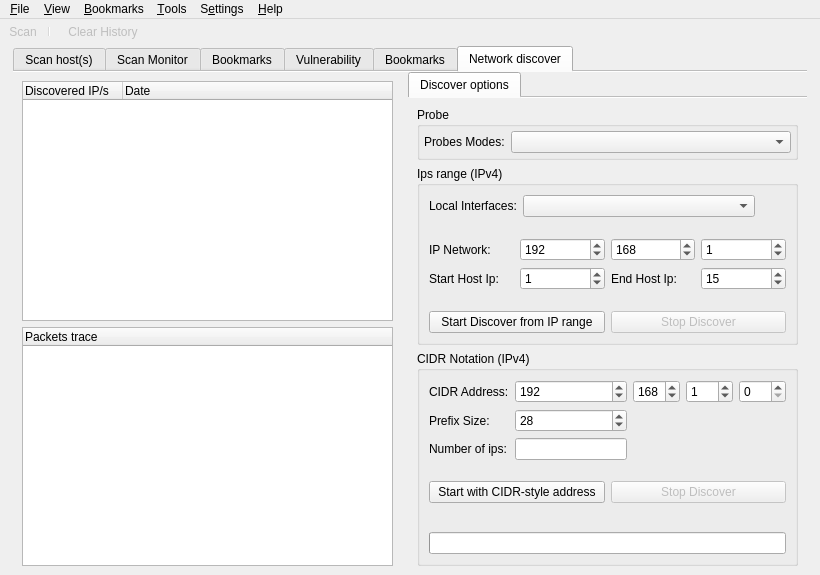
Old version of the form src/app/ui/mainwindow.ui in the repository nmapsi4/nmapsi4.
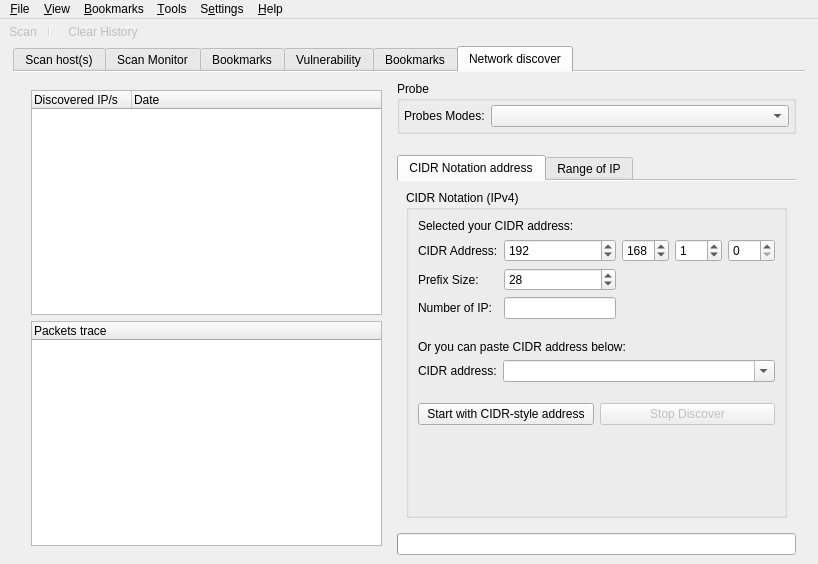
New version of the form. The open tabs and pages were chosen to show the change. Icons and pictures are not drawn.

Commit message:
discover: add lineEdit for paste CIDR notation address.
Splitted discover "tabOptions" on two new tab.

The edit to the form file:
```diff
--- a/src/app/ui/mainwindow.ui
+++ b/src/app/ui/mainwindow.ui
@@ -10,8 +10,8 @@
    <rect>
     <x>0</x>
     <y>0</y>
-    <width>820</width>
-    <height>575</height>
+    <width>818</width>
+    <height>564</height>
    </rect>
   </property>
   <property name="sizePolicy">
@@ -1374,9 +1374,6 @@
         <string>Network discover</string>
        </attribute>
        <layout class="QHBoxLayout" name="horizontalLayout_8">
-        <property name="margin">
-         <number>0</number>
-        </property>
         <item>
          <widget class="QFrame" name="frameDiscoverTree">
           <property name="frameShape">
@@ -1428,25 +1425,20 @@
          </widget>
         </item>
         <item>
-         <widget class="QTabWidget" name="tabRightDiscover">
-          <property name="styleSheet">
-           <string notr="true"/>
+         <widget class="QFrame" name="frameDiscoverOptions">
+          <property name="frameShape">
+           <enum>QFrame::NoFrame</enum>
           </property>
-          <property name="currentIndex">
+          <property name="frameShadow">
+           <enum>QFrame::Plain</enum>
+          </property>
+          <property name="lineWidth">
            <number>0</number>
           </property>
-          <property name="documentMode">
-           <bool>true</bool>
-          </property>
-          <widget class="QWidget" name="intervallScan">
-           <attribute name="icon">
-            <iconset resource="../../../mainwin.qrc">
-             <normaloff>:/images/images/network_local.png</normaloff>:/images/images/network_local.png</iconset>
-           </attribute>
-           <attribute name="title">
-            <string>Discover options</string>
-           </attribute>
-           <layout class="QVBoxLayout" name="verticalLayout_11">
+          <layout class="QVBoxLayout" name="verticalLayout_13">
+           <property name="margin">
+            <number>0</number>
+           </property>
             <item>
              <widget class="QGroupBox" name="groupBox_2">
               <property name="title">
@@ -1490,6 +1482,262 @@
              </widget>
             </item>
             <item>
+            <spacer name="verticalSpacer_7">
+             <property name="orientation">
+              <enum>Qt::Vertical</enum>
+             </property>
+             <property name="sizeType">
+              <enum>QSizePolicy::Fixed</enum>
+             </property>
+             <property name="sizeHint" stdset="0">
+              <size>
+               <width>20</width>
+               <height>15</height>
+              </size>
+             </property>
+            </spacer>
+           </item>
+           <item>
+            <widget class="QTabWidget" name="tabRightDiscover">
+             <property name="styleSheet">
+              <string notr="true"/>
+             </property>
+             <property name="currentIndex">
+              <number>0</number>
+             </property>
+             <property name="documentMode">
+              <bool>true</bool>
+             </property>
+             <widget class="QWidget" name="tab_2">
+              <attribute name="icon">
+               <iconset resource="../../../mainwin.qrc">
+                <normaloff>:/images/images/network_local.png</normaloff>:/images/images/network_local.png</iconset>
+              </attribute>
+              <attribute name="title">
+               <string>CIDR Notation address</string>
+              </attribute>
+              <layout class="QVBoxLayout" name="verticalLayout_16">
+               <item>
+                <widget class="QGroupBox" name="groupBox_3">
+                 <property name="title">
+                  <string>CIDR Notation (IPv4)</string>
+                 </property>
+                 <layout class="QVBoxLayout" name="verticalLayout_12">
+                  <item>
+                   <widget class="QLabel" name="label_10">
+                    <property name="text">
+                     <string>Selected your CIDR address:</string>
+                    </property>
+                   </widget>
+                  </item>
+                  <item>
+                   <layout class="QGridLayout" name="gridLayout_6">
+                    <item row="0" column="0">
+                     <widget class="QLabel" name="label_5">
+                      <property name="text">
+                       <string>CIDR Address:</string>
+                      </property>
+                     </widget>
+                    </item>
+                    <item row="0" column="4">
+                     <widget class="QSpinBox" name="discoverCIDRFourthSpin">
+                      <property name="maximum">
+                       <number>255</number>
+                      </property>
+                     </widget>
+                    </item>
+                    <item row="0" column="2">
+                     <widget class="QSpinBox" name="discoverCIDRSecondSpin">
+                      <property name="maximum">
+                       <number>255</number>
+                      </property>
+                      <property name="value">
+                       <number>168</number>
+                      </property>
+                     </widget>
+                    </item>
+                    <item row="0" column="1">
+                     <widget class="QSpinBox" name="discoverCIDRFirstSpin">
+                      <property name="maximum">
+                       <number>255</number>
+                      </property>
+                      <property name="value">
+                       <number>192</number>
+                      </property>
+                     </widget>
+                    </item>
+                    <item row="0" column="3">
+                     <widget class="QSpinBox" name="discoverCIDRThirdSpin">
+                      <property name="maximum">
+                       <number>255</number>
+                      </property>
+                      <property name="value">
+                       <number>1</number>
+                      </property>
+                     </widget>
+                    </item>
+                    <item row="1" column="0">
+                     <widget class="QLabel" name="label_8">
+                      <property name="text">
+                       <string>Prefix Size:</string>
+                      </property>
+                     </widget>
+                    </item>
+                    <item row="1" column="1">
+                     <widget class="QSpinBox" name="discoverCIDRPrefixSizeSpin">
+                      <property name="maximum">
+                       <number>32</number>
+                      </property>
+                      <property name="value">
+                       <number>28</number>
+                      </property>
+                     </widget>
+                    </item>
+                    <item row="2" column="0">
+                     <widget class="QLabel" name="label_6">
+                      <property name="text">
+                       <string>Number of IP:</string>
+                      </property>
+                      <property name="buddy">
+                       <cstring>lineAddressNumber</cstring>
+                      </property>
+                     </widget>
+                    </item>
+                    <item row="2" column="1">
+                     <widget class="QLineEdit" name="lineAddressNumber">
+                      <property name="readOnly">
+                       <bool>true</bool>
+                      </property>
+                     </widget>
+                    </item>
+                   </layout>
+                  </item>
+                  <item>
+                   <spacer name="verticalSpacer">
+                    <property name="orientation">
+                     <enum>Qt::Vertical</enum>
+                    </property>
+                    <property name="sizeType">
+                     <enum>QSizePolicy::Fixed</enum>
+                    </property>
+                    <property name="sizeHint" stdset="0">
+                     <size>
+                      <width>20</width>
+                      <height>15</height>
+                     </size>
+                    </property>
+                   </spacer>
+                  </item>
+                  <item>
+                   <widget class="QLabel" name="label_9">
+                    <property name="text">
+                     <string>Or you can paste CIDR address below:</string>
+                    </property>
+                   </widget>
+                  </item>
+                  <item>
+                   <layout class="QHBoxLayout" name="horizontalLayout_14">
+                    <item>
+                     <widget class="QLabel" name="label_7">
+                      <property name="sizePolicy">
+                       <sizepolicy hsizetype="Minimum" vsizetype="Preferred">
+                        <horstretch>0</horstretch>
+                        <verstretch>0</verstretch>
+                       </sizepolicy>
+                      </property>
+                      <property name="text">
+                       <string>CIDR address:</string>
+                      </property>
+                     </widget>
+                    </item>
+                    <item>
+                     <widget class="QComboBox" name="discoverCIDRPasteCombo">
+                      <property name="sizePolicy">
+                       <sizepolicy hsizetype="Expanding" vsizetype="Fixed">
+                        <horstretch>0</horstretch>
+                        <verstretch>0</verstretch>
+                       </sizepolicy>
+                      </property>
+                      <property name="editable">
+                       <bool>true</bool>
+                      </property>
+                     </widget>
+                    </item>
+                   </layout>
+                  </item>
+                  <item>
+                   <spacer name="verticalSpacer_5">
+                    <property name="orientation">
+                     <enum>Qt::Vertical</enum>
+                    </property>
+                    <property name="sizeType">
+                     <enum>QSizePolicy::Fixed</enum>
+                    </property>
+                    <property name="sizeHint" stdset="0">
+                     <size>
+                      <width>20</width>
+                      <height>15</height>
+                     </size>
+                    </property>
+                   </spacer>
+                  </item>
+                  <item>
+                   <layout class="QHBoxLayout" name="horizontalLayout_9">
+                    <item>
+                     <widget class="QPushButton" name="cidrButton">
+                      <property name="text">
+                       <string>Start with CIDR-style address</string>
+                      </property>
+                      <property name="icon">
+                       <iconset resource="../../../mainwin.qrc">
+                        <normaloff>:/images/images/document-preview-archive.png</normaloff>:/images/images/document-preview-archive.png</iconset>
+                      </property>
+                     </widget>
+                    </item>
+                    <item>
+                     <widget class="QPushButton" name="stopDiscoverCidrButton">
+                      <property name="enabled">
+                       <bool>false</bool>
+                      </property>
+                      <property name="text">
+                       <string>Stop Discover</string>
+                      </property>
+                      <property name="icon">
+                       <iconset resource="../../../mainwin.qrc">
+                        <normaloff>:/images/images/button_cancel.png</normaloff>:/images/images/button_cancel.png</iconset>
+                      </property>
+                     </widget>
+                    </item>
+                   </layout>
+                  </item>
+                  <item>
+                   <spacer name="verticalSpacer_4">
+                    <property name="orientation">
+                     <enum>Qt::Vertical</enum>
+                    </property>
+                    <property name="sizeHint" stdset="0">
+                     <size>
+                      <width>20</width>
+                      <height>92</height>
+                     </size>
+                    </property>
+                   </spacer>
+                  </item>
+                 </layout>
+                </widget>
+               </item>
+              </layout>
+             </widget>
+             <widget class="QWidget" name="intervallScan">
+              <attribute name="icon">
+               <iconset resource="../../../mainwin.qrc">
+                <normaloff>:/images/images/network_local.png</normaloff>:/images/images/network_local.png</iconset>
+              </attribute>
+              <attribute name="title">
+               <string>Range of IP</string>
+              </attribute>
+              <layout class="QVBoxLayout" name="verticalLayout_11">
+               <item>
              <widget class="QGroupBox" name="groupBox">
               <property name="title">
                <string>Ips range (IPv4)</string>
@@ -1717,154 +1965,25 @@
                  </item>
                 </layout>
                </item>
-              </layout>
-             </widget>
-            </item>
             <item>
-             <widget class="QGroupBox" name="groupBox_3">
-              <property name="title">
-               <string>CIDR Notation (IPv4)</string>
-              </property>
-              <layout class="QVBoxLayout" name="verticalLayout_12">
-               <item>
-                <layout class="QGridLayout" name="gridLayout_6">
-                 <item row="0" column="0">
-                  <widget class="QLabel" name="label_5">
-                   <property name="text">
-                    <string>CIDR Address:</string>
-                   </property>
-                  </widget>
-                 </item>
-                 <item row="0" column="4">
-                  <widget class="QSpinBox" name="discoverCIDRFourthSpin">
-                   <property name="maximum">
-                    <number>255</number>
-                   </property>
-                  </widget>
-                 </item>
-                 <item row="0" column="2">
-                  <widget class="QSpinBox" name="discoverCIDRSecondSpin">
-                   <property name="maximum">
-                    <number>255</number>
-                   </property>
-                   <property name="value">
-                    <number>168</number>
-                   </property>
-                  </widget>
-                 </item>
-                 <item row="0" column="1">
-                  <widget class="QSpinBox" name="discoverCIDRFirstSpin">
-                   <property name="maximum">
-                    <number>255</number>
-                   </property>
-                   <property name="value">
-                    <number>192</number>
-                   </property>
-                  </widget>
-                 </item>
-                 <item row="0" column="3">
-                  <widget class="QSpinBox" name="discoverCIDRThirdSpin">
-                   <property name="maximum">
-                    <number>255</number>
-                   </property>
-                   <property name="value">
-                    <number>1</number>
-                   </property>
-                  </widget>
-                 </item>
-                 <item row="1" column="0">
-                  <widget class="QLabel" name="label_8">
-                   <property name="text">
-                    <string>Prefix Size:</string>
-                   </property>
-                  </widget>
-                 </item>
-                 <item row="1" column="1">
-                  <widget class="QSpinBox" name="discoverCIDRPrefixSizeSpin">
-                   <property name="maximum">
-                    <number>32</number>
-                   </property>
-                   <property name="value">
-                    <number>28</number>
-                   </property>
-                  </widget>
-                 </item>
-                 <item row="2" column="0">
-                  <widget class="QLabel" name="label_6">
-                   <property name="text">
-                    <string>Number of ips:</string>
-                   </property>
-                   <property name="buddy">
-                    <cstring>lineAddressNumber</cstring>
-                   </property>
-                  </widget>
-                 </item>
-                 <item row="2" column="1">
-                  <widget class="QLineEdit" name="lineAddressNumber">
-                   <property name="readOnly">
-                    <bool>true</bool>
-                   </property>
-                  </widget>
-                 </item>
-                </layout>
-               </item>
-               <item>
-                <spacer name="verticalSpacer">
+                   <spacer name="verticalSpacer_6">
                  <property name="orientation">
                   <enum>Qt::Vertical</enum>
                  </property>
-                 <property name="sizeType">
-                  <enum>QSizePolicy::Fixed</enum>
-                 </property>
                  <property name="sizeHint" stdset="0">
                   <size>
                    <width>20</width>
-                   <height>15</height>
+                      <height>40</height>
                   </size>
                  </property>
                 </spacer>
                </item>
-               <item>
-                <layout class="QHBoxLayout" name="horizontalLayout_9">
-                 <item>
-                  <widget class="QPushButton" name="cidrButton">
-                   <property name="text">
-                    <string>Start with CIDR-style address</string>
-                   </property>
-                   <property name="icon">
-                    <iconset resource="../../../mainwin.qrc">
-                     <normaloff>:/images/images/document-preview-archive.png</normaloff>:/images/images/document-preview-archive.png</iconset>
-                   </property>
-                  </widget>
-                 </item>
-                 <item>
-                  <widget class="QPushButton" name="stopDiscoverCidrButton">
-                   <property name="enabled">
-                    <bool>false</bool>
-                   </property>
-                   <property name="text">
-                    <string>Stop Discover</string>
-                   </property>
-                   <property name="icon">
-                    <iconset resource="../../../mainwin.qrc">
-                     <normaloff>:/images/images/button_cancel.png</normaloff>:/images/images/button_cancel.png</iconset>
-                   </property>
-                  </widget>
-                 </item>
-                </layout>
-               </item>
-               <item>
-                <spacer name="verticalSpacer_4">
-                 <property name="orientation">
-                  <enum>Qt::Vertical</enum>
-                 </property>
-                 <property name="sizeHint" stdset="0">
-                  <size>
-                   <width>20</width>
-                   <height>92</height>
-                  </size>
-                 </property>
-                </spacer>
+                 </layout>
+                </widget>
+               </item>
+              </layout>
+             </widget>
+            </widget>
                </item>
                <item>
                 <widget class="QProgressBar" name="discoverProgressBar">
@@ -1888,16 +2007,12 @@
         </item>
        </layout>
       </widget>
-     </widget>
-    </item>
-   </layout>
-  </widget>
   <widget class="QMenuBar" name="menubar">
    <property name="geometry">
     <rect>
      <x>0</x>
      <y>0</y>
-     <width>820</width>
+     <width>818</width>
      <height>20</height>
     </rect>
    </property>
```
Left out of the diff: 23 changed lines with no effect on the pictures. Lines whose indentation alone changed are shown as unchanged. The commit also changes 5 other files.
